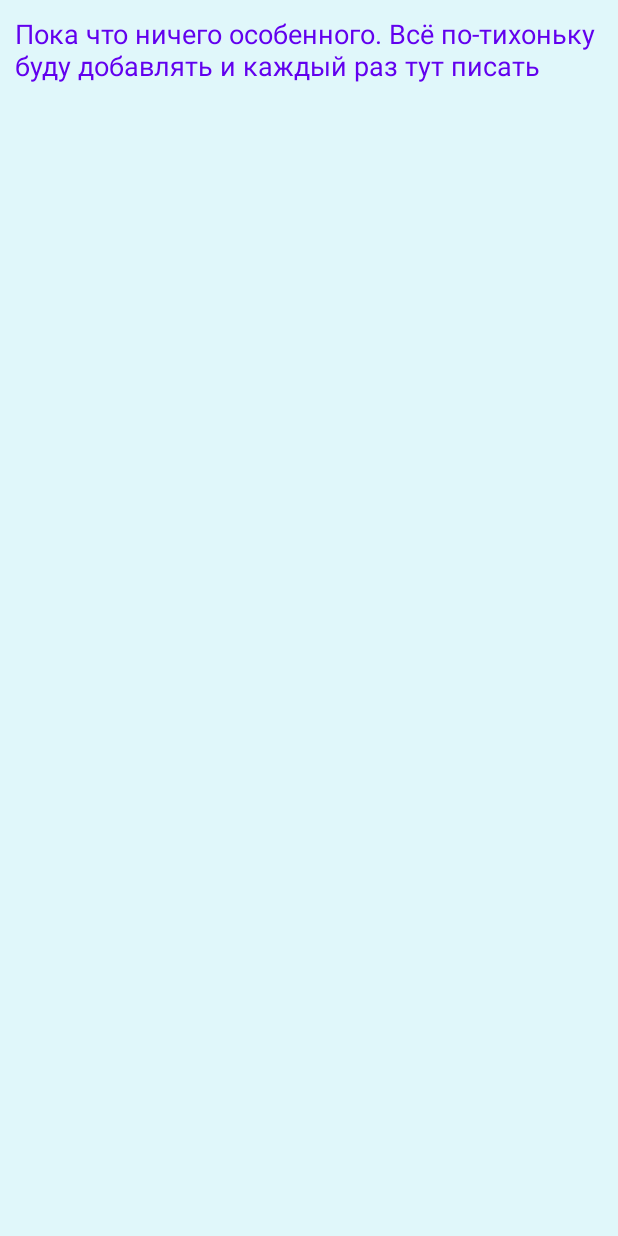
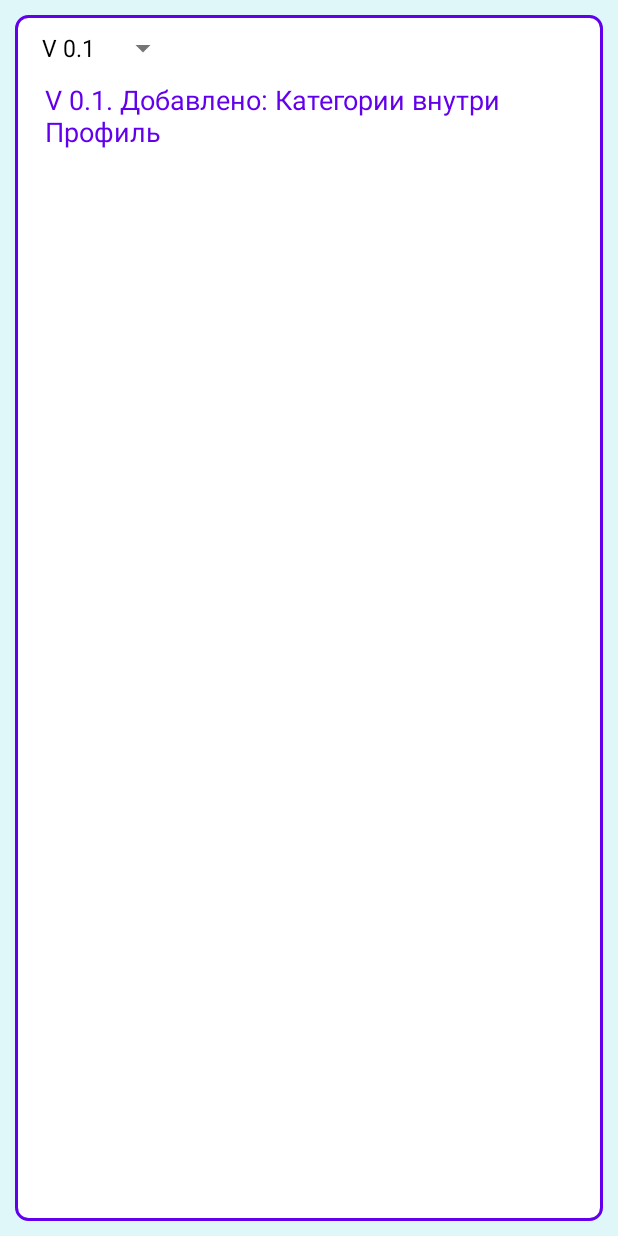
Before and after one commit to Orazjan/MyFinance, an Android app: the fragment VersionInfoFragment shown on its own in the app's theme, on a phone screen of 412 x 824 dp. Run offline under Robolectric (Android 15) with nearby library versions, the phone set to English and light mode, and no system bars.

```diff
--- a/app/src/main/java/com/example/myfinance/Fragments/ProfileFragment.java
+++ b/app/src/main/java/com/example/myfinance/Fragments/ProfileFragment.java
@@ -39,7 +39,7 @@ public class ProfileFragment extends Fragment {
         btnEsc = view.findViewById(R.id.btnEsc);
         VERSIONOFAPP = view.findViewById(R.id.VERSIONOFAPP);
 
-        VERSIONOFAPP.setText("VERSION 0.1");
+        VERSIONOFAPP.setText("VERSION 0.3");
 
         if (getActivity() instanceof MainActivity) {
             MainActivity mainActivity = (MainActivity) getActivity();
@@ -47,7 +47,6 @@ public class ProfileFragment extends Fragment {
             if (btnProfileChange != null) {
                 btnProfileChange.setOnClickListener(v -> {
                     mainActivity.openSecondaryFragment(new ProfileChangeFragment(), "ProfileChange");
-                    Log.d("TAGOPENIN", "onCreateView: Openin Profile");
 
                 });
             }
@@ -73,15 +72,12 @@ public class ProfileFragment extends Fragment {
             if (btnSettings != null) {
                 btnSettings.setOnClickListener(v -> {
                     mainActivity.openSecondaryFragment(new SettingsFragment(), "Settings");
-                    Log.d("TAGOPENIN", "onCreateView: Openin Settings");
-
                 });
             }
 
             if (btnPattern != null) {
                 btnPattern.setOnClickListener(v -> {
                     mainActivity.openSecondaryFragment(new PatternFragment(), "Pattern");
-                    Log.d("TAGOPENIN", "onCreateView: Openin Pattern");
                 });
             }
         } else {
--- a/app/src/main/java/com/example/myfinance/Fragments/VersionInfoFragment.java
+++ b/app/src/main/java/com/example/myfinance/Fragments/VersionInfoFragment.java
@@ -4,6 +4,9 @@ import android.os.Bundle;
 import android.view.LayoutInflater;
 import android.view.View;
 import android.view.ViewGroup;
+import android.widget.AdapterView;
+import android.widget.ArrayAdapter;
+import android.widget.Spinner;
 import android.widget.TextView;
 
 import androidx.annotation.NonNull;
@@ -12,8 +15,12 @@ import androidx.fragment.app.Fragment;
 
 import com.example.myfinance.R;
 
+import java.util.ArrayList;
+
 public class VersionInfoFragment extends Fragment {
     private TextView InfoText;
+    private Spinner mySpinner;
+    private ArrayList<String> categories;
 
     @Nullable
     @Override
@@ -25,7 +32,44 @@ public class VersionInfoFragment extends Fragment {
     public void onViewCreated(@NonNull View view, @Nullable Bundle savedInstanceState) {
         super.onViewCreated(view, savedInstanceState);
         InfoText = view.findViewById(R.id.InfoText);
-        InfoText.setText("Пока что ничего особенного. Всё по-тихоньку буду добавлять и каждый раз тут писать");
+        mySpinner = view.findViewById(R.id.mySpinner);
 
+        categories = new ArrayList<>();
+        categories.add("V 0.1");
+        categories.add("V 0.2");
+        categories.add("V 0.3");
+
+        ArrayAdapter<String> adapter = new ArrayAdapter<>(requireContext(), android.R.layout.simple_spinner_item, categories);
+
+        adapter.setDropDownViewResource(android.R.layout.simple_spinner_dropdown_item);
+
+        mySpinner.setAdapter(adapter);
+
+        mySpinner.setOnItemSelectedListener(new AdapterView.OnItemSelectedListener() {
+            @Override
+            public void onItemSelected(AdapterView<?> adapterView, View view, int i, long l) {
+                String selectedItem = adapterView.getItemAtPosition(i).toString();
+                switch (selectedItem) {
+                    case "V 0.1":
+                        InfoText.setText(selectedItem + ". Добавлено: Категории внутри Профиль");
+                        break;
+                    case "V 0.2":
+                        InfoText.setText(selectedItem + ". Добавлено: Свайп между страницами");
+                        break;
+                    case "V 0.3":
+                        InfoText.setText(selectedItem + ". Добавлено: Фикс багов. Фрагменты исправлены и работают между собой." +
+                                "'Экран Расчёта и вывода финансовых расходов исправлен");
+                        break;
+                    default:
+                        InfoText.setText(selectedItem + ". Добавлено: Свайп между страницами");
+                        break;
+                }
+
+            }
+
+            @Override
+            public void onNothingSelected(AdapterView<?> adapterView) {
+            }
+        });
     }
 }
--- a/app/src/main/res/layout/profile_fragment.xml
+++ b/app/src/main/res/layout/profile_fragment.xml
@@ -1,5 +1,5 @@
 <?xml version="1.0" encoding="utf-8"?>
-<FrameLayout xmlns:android="http://schemas.android.com/apk/res/android"
+<androidx.constraintlayout.widget.ConstraintLayout xmlns:android="http://schemas.android.com/apk/res/android"
     android:layout_width="match_parent"
     xmlns:app="http://schemas.android.com/apk/res-auto"
     android:layout_height="match_parent"
@@ -89,4 +89,4 @@
             android:layout_height="wrap_content"
             android:layout_marginTop="5sp" />
     </LinearLayout>
-</FrameLayout>
+</androidx.constraintlayout.widget.ConstraintLayout>
--- a/app/src/main/res/layout/version_info_fragment.xml
+++ b/app/src/main/res/layout/version_info_fragment.xml
@@ -5,10 +5,26 @@
     android:background="#E0F7FA"
     android:padding="10sp">
 
-    <TextView
-        android:id="@+id/InfoText"
+    <LinearLayout
         android:layout_width="match_parent"
         android:layout_height="match_parent"
-        android:textColor="@color/primary_button_background"
-        android:textSize="18sp" />
+        android:background="@drawable/border"
+        android:orientation="vertical">
+
+        <Spinner
+            android:id="@+id/mySpinner"
+            android:layout_width="wrap_content"
+            android:layout_height="wrap_content" />
+
+        <TextView
+            android:id="@+id/InfoText"
+            android:layout_width="wrap_content"
+            android:layout_height="wrap_content"
+            android:layout_marginStart="10sp"
+            android:layout_marginTop="10sp"
+            android:text="Hello world"
+            android:textColor="@color/primary_button_background"
+            android:textSize="18sp" />
+
+    </LinearLayout>
 </androidx.constraintlayout.widget.ConstraintLayout>
```
Also changed, not shown: app/src/main/java/com/example/myfinance/Fragments/AddingNewFinance.java (+3 -8 lines), app/src/main/java/com/example/myfinance/Fragments/MainFragment.java (+26 -36 lines), app/src/main/java/com/example/myfinance/MainActivity.java (+47 -67 lines), app/src/main/java/com/example/myfinance/Models/ShowFinances.java (+5 -4 lines), app/src/main/res/layout/activity_main.xml (+14 -64 lines).
